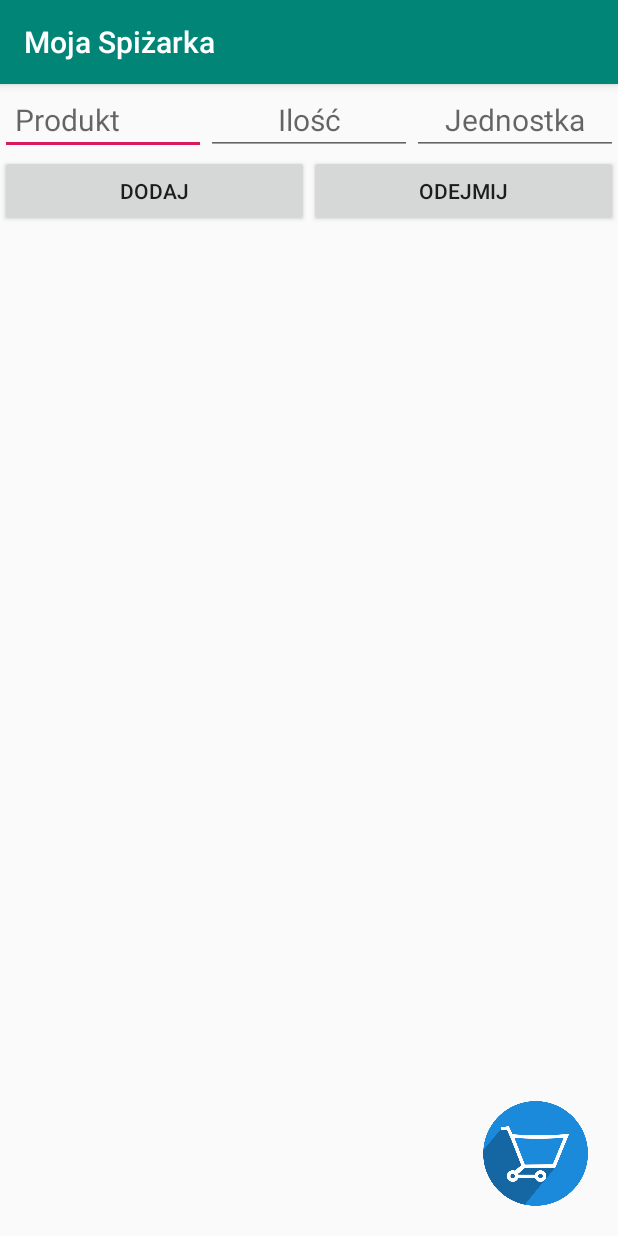
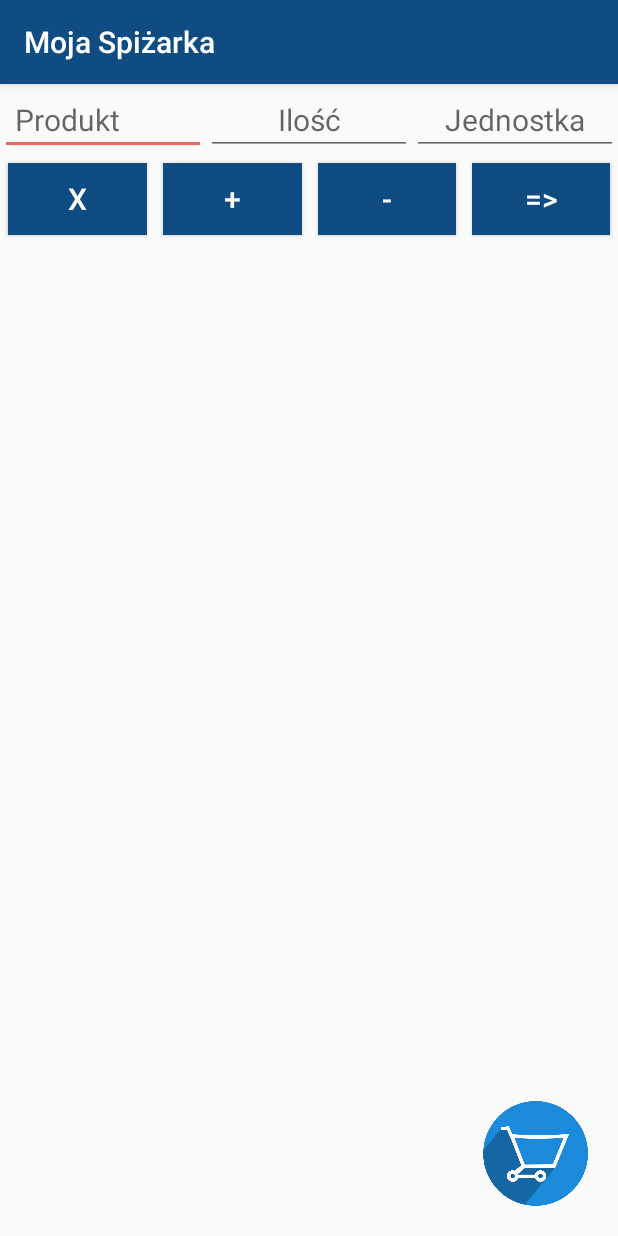
Before and after one commit to AleksandraJanda/SpizarkaAndroid, an Android app: the screen it shows after launch (MainActivity), on a phone screen of 412 x 824 dp. Run offline under Robolectric (Android 15) with nearby library versions, the phone set to English and light mode, and no system bars.

Commit message:
delete, move multiple

```diff
--- a/app/src/main/AndroidManifest.xml
+++ b/app/src/main/AndroidManifest.xml
@@ -12,7 +12,7 @@
         android:theme="@style/AppTheme">
         <activity
             android:name=".MainActivity"
-            android:screenOrientation="portrait"
+            android:screenOrientation="fullUser"
             android:windowSoftInputMode="stateHidden">
             <intent-filter>
                 <action android:name="android.intent.action.MAIN" />
--- a/app/src/main/res/layout/activity_main.xml
+++ b/app/src/main/res/layout/activity_main.xml
@@ -67,24 +67,58 @@
         android:orientation="horizontal"
         android:layout_width="match_parent"
         android:layout_height="wrap_content"
-        android:weightSum="2">
+        android:weightSum="4">
+
+        <Button
+            android:id="@+id/deleteButton"
+            android:text="@string/delete"
+            android:textSize="@dimen/text_medium"
+            android:textColor="@color/white"
+            android:background="@color/colorPrimary"
+            android:layout_width="match_parent"
+            android:layout_height="wrap_content"
+            android:gravity="center"
+            android:onClick="onDelete"
+            android:layout_margin="@dimen/button_margin"
+            android:layout_weight="1"/>
 
         <Button
             android:id="@+id/addButton"
             android:text="@string/add"
+            android:textSize="@dimen/text_medium"
+            android:textColor="@color/white"
+            android:background="@color/colorPrimary"
             android:layout_width="match_parent"
             android:layout_height="wrap_content"
             android:gravity="center"
             android:onClick="onAdd"
+            android:layout_margin="@dimen/button_margin"
             android:layout_weight="1"/>
 
         <Button
-        android:id="@+id/deleteButton"
-        android:text="@string/delete"
+            android:id="@+id/subtractButton"
+            android:text="@string/subtract"
+            android:textSize="@dimen/text_medium"
+            android:textColor="@color/white"
+            android:background="@color/colorPrimary"
             android:layout_width="match_parent"
             android:layout_height="wrap_content"
             android:gravity="center"
             android:onClick="onSubtract"
+            android:layout_margin="@dimen/button_margin"
+            android:layout_weight="1"/>
+
+        <Button
+            android:id="@+id/moveButton"
+            android:text="@string/move"
+            android:textSize="@dimen/text_medium"
+            android:textColor="@color/white"
+            android:background="@color/colorPrimary"
+            android:layout_width="match_parent"
+            android:layout_height="wrap_content"
+            android:gravity="center"
+            android:onClick="onMove"
+            android:layout_margin="@dimen/button_margin"
             android:layout_weight="1"/>
 
     </LinearLayout>
--- a/app/src/main/res/menu/delete_menu.xml
+++ b/app/src/main/res/menu/product_menu.xml
@@ -8,4 +8,7 @@
     <item android:id="@+id/actionBuy"
         android:title="@string/buy" />
 
+    <item android:id="@+id/actionStore"
+        android:title="@string/store" />
+
 </menu>
--- a/app/src/main/res/values/colors.xml
+++ b/app/src/main/res/values/colors.xml
@@ -1,7 +1,12 @@
 <?xml version="1.0" encoding="utf-8"?>
 <resources>
-    <color name="colorPrimary">#008577</color>
-    <color name="colorPrimaryDark">#00574B</color>
-    <color name="colorAccent">#D81B60</color>
+<!--    <color name="colorPrimary">#008577</color>-->
+    <!--    <color name="colorPrimaryDark">#00574B</color>-->
+    <!--    <color name="colorAccent">#D81B60</color>-->
+    <color name="white">#ffffff</color>
+    <color name="colorPrimary">#0f4c81</color>
+    <color name="colorPrimaryDark">#1b262c</color>
+    <color name="colorAccent">#ed6663</color>
+    <color name="colorAccent2">#ffa372</color>
     <color name="listText">#000000</color>
 </resources>
--- a/app/src/main/res/values/dimens.xml
+++ b/app/src/main/res/values/dimens.xml
@@ -1,5 +1,6 @@
 <resources>
     <dimen name="row_padding">10dp</dimen>
+    <dimen name="button_margin">5dp</dimen>
     <dimen name="text_medium">20sp</dimen>
     <dimen name="shopping_image">70dp</dimen>
 </resources>
--- a/app/src/main/res/values/strings.xml
+++ b/app/src/main/res/values/strings.xml
@@ -4,8 +4,11 @@
     <string name="product_unit">Jednostka</string>
     <string name="product_quantity">Ilość</string>
     <string name="edit">Edytuj</string>
-    <string name="add">Dodaj</string>
-    <string name="delete">Odejmij</string>
+    <string name="add">+</string>
+    <string name="subtract">-</string>
+    <string name="delete">x</string>
+    <string name="move">=></string>
     <string name="delete2">Usuń z listy</string>
     <string name="buy">Dodaj do listy zakupów</string>
+    <string name="store">Dodaj do listy produktów</string>
 </resources>
```
Also changed, not shown: app/src/main/java/pl/janda/spizarkaandroid/MainActivity.java (+119 -56 lines), app/src/main/java/pl/janda/spizarkaandroid/_adapter/ProductListItemAdapter.java (+22 -5 lines), app/src/main/res/layout/row.xml (+6 -7 lines). Lines whose indentation alone changed are shown as unchanged.
